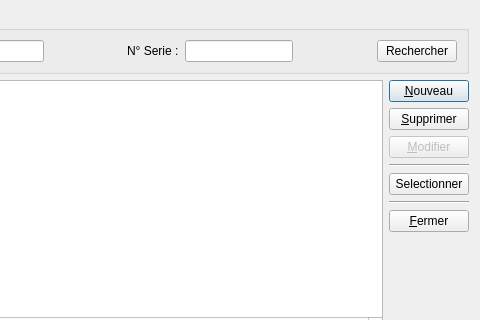
First picture: the form in dlg_equipement.ui, repository InformatiqueAtmoNA/tam, before the edit; both pictures show x 320 to 800 and y 0 to 320 of the 800 by 600 pixel window.
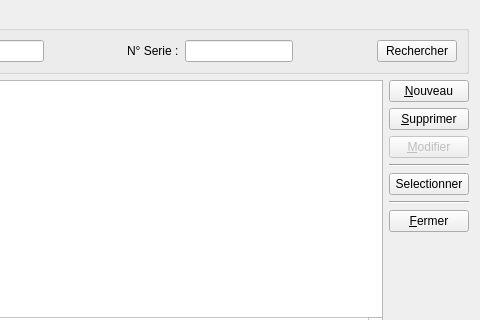
Second picture: the form after the edit. The open tabs and pages were chosen to show the change.

Commit message: V 3.0.62 : Correction - Amelioration Correction : saisie de la valeur du point de consigne possible jusqu'a 99999999 au lieu de 99 pour utilisation Diluteur API 700 -> modification structure BDD Amelioration : gestion des filtres equipement : possibilite d'utiliser touche entree pour valider

```diff
--- a/dlg_equipement.ui
+++ b/dlg_equipement.ui
@@ -26,9 +26,18 @@
       <layout class="QVBoxLayout" name="verticalLayout">
        <item>
         <widget class="QPushButton" name="button_Ajouter">
+         <property name="enabled">
+          <bool>true</bool>
+         </property>
          <property name="text">
           <string>&amp;Nouveau</string>
          </property>
+         <property name="autoDefault">
+          <bool>false</bool>
+         </property>
+         <property name="flat">
+          <bool>false</bool>
+         </property>
         </widget>
        </item>
        <item>
@@ -36,6 +45,9 @@
          <property name="text">
           <string>&amp;Supprimer</string>
          </property>
+         <property name="autoDefault">
+          <bool>false</bool>
+         </property>
         </widget>
        </item>
        <item>
@@ -123,7 +135,7 @@
           <item>
            <widget class="QTabWidget" name="tabWidget">
             <property name="currentIndex">
-             <number>0</number>
+             <number>2</number>
             </property>
             <widget class="QWidget" name="tab_general">
              <attribute name="title">
```
The commit also changes 4 other files.
